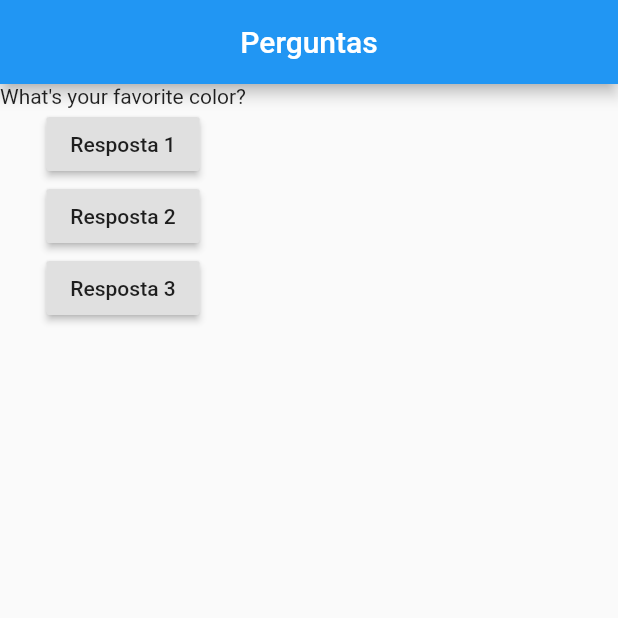
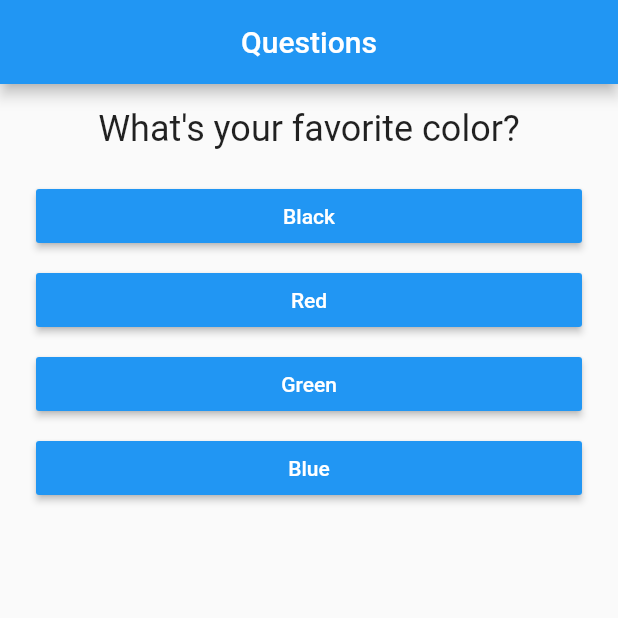
Before and after one commit to AdSoNaTuRaL/quiz-app-flutter, a Flutter app: the screen it shows after launch, on a phone screen of 412 x 824 dp, the top half of it. Run offline on Flutter 3.47's test engine with Material 2 defaults, Android fonts, the phone set to English and light mode, and no system bars.

Commit message:
Refactoring code for receive two new components

```diff
--- a/lib/main.dart
+++ b/lib/main.dart
@@ -1,55 +1,72 @@
 import 'package:flutter/material.dart';
+import './question.dart';
+import './answer.dart';
 
 void main() => runApp(QuizApp());
 
-class QuizAppState extends State<QuizApp> {
-  int perguntaSelecionada = 0;
+class _QuizAppState extends State<QuizApp> {
+  int _perguntaSelecionada = 0;
+  final List<Map<String, Object>> _perguntas = const [
+    {
+      "question": "What's your favorite color?",
+      "answer": ['Black', 'Red', 'Green', 'Blue'],
+    },
+    {
+      "question": "What's your favorite animal?",
+      "answer": ['Bird', 'Dog', 'Cat', 'Snake'],
+    },
+    {
+      "question": "What's your favorite country?",
+      "answer": ['Germany', 'Brazil', 'Spain', 'EUA'],
+    }
+  ];
 
-  void pergunta() {
-    setState(() => {
-      perguntaSelecionada++
-    });
-    print(perguntaSelecionada);
+  void _pergunta() {
+    if (hasSelectedQuestion) {
+      setState(() => {_perguntaSelecionada++});
+    }
+  }
+
+  bool get hasSelectedQuestion {
+    return _perguntaSelecionada < _perguntas.length;
   }
 
   @override
   Widget build(BuildContext context) {
-    final List<String> perguntas = [
-      "What's your favorite color?",
-      "What's your favorite animal?",
-    ];
+    List<String> answers =
+        hasSelectedQuestion ? _perguntas[_perguntaSelecionada]['answer'] : null;
 
     return MaterialApp(
       home: Scaffold(
         appBar: AppBar(
-          title: Text('Perguntas'),
+          title: Text('Questions'),
           centerTitle: true,
         ),
-        body: Column(
-          children: [
-            Text(perguntas[perguntaSelecionada]),
-            RaisedButton(
-              child: Text('Resposta 1'),
-              onPressed: pergunta,
-            ),
-            RaisedButton(
-              child: Text('Resposta 2'),
-              onPressed: pergunta,
-            ),
-            RaisedButton(
-              child: Text('Resposta 3'),
-              onPressed: pergunta,
-            ),
-          ],
-        ),
+        body: hasSelectedQuestion
+            ? Column(
+                children: [
+                  Question(_perguntas[_perguntaSelecionada]['question']),
+                  ...answers
+                      .map((answer) => Answer(answer, _pergunta))
+                      .toList(),
+                ],
+              )
+            : Center(
+                child: Text(
+                  'Congrats!',
+                  style: TextStyle(
+                    fontSize: 24,
+                  ),
+                ),
+              ),
       ),
     );
   }
 }
+
 class QuizApp extends StatefulWidget {
   @override
-  QuizAppState createState() {
-    return QuizAppState();
+  _QuizAppState createState() {
+    return _QuizAppState();
   }
-
 }
```
